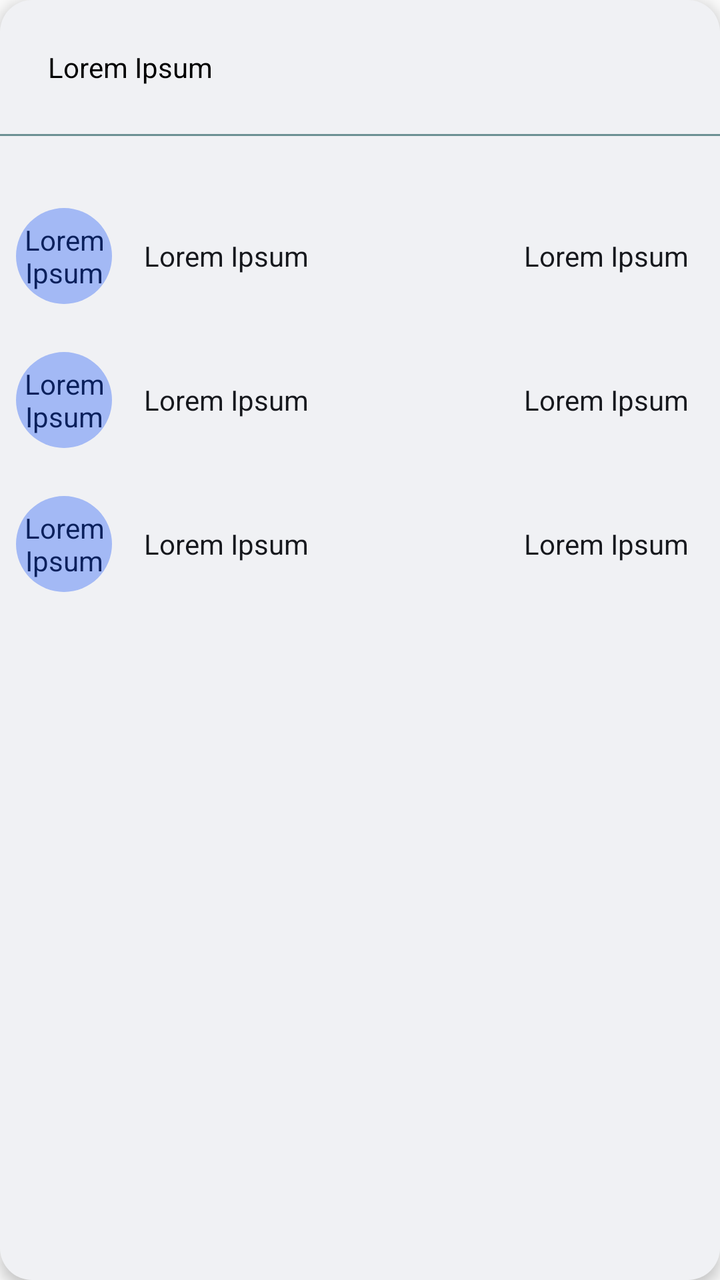
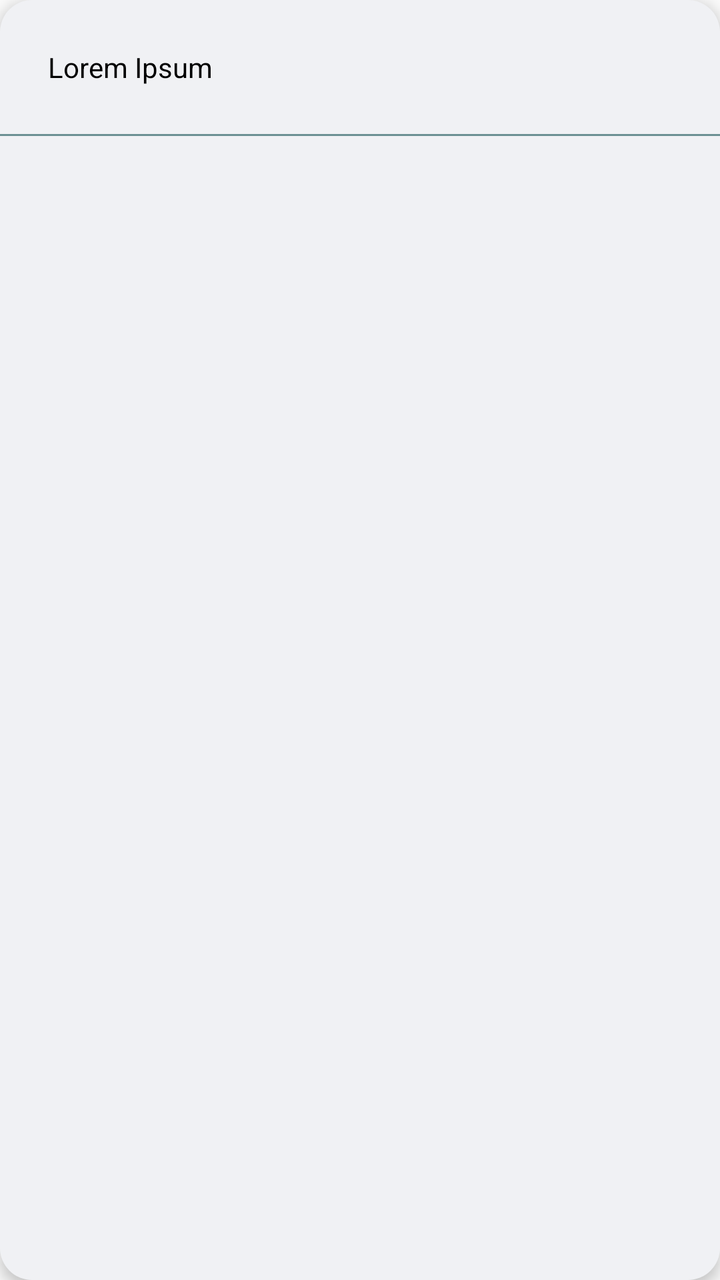

Before-and-after screenshots of an Android layout around one commit, followed by the original layout XML and the change that was made.
<!-- AndroidManifest.xml: application theme Theme.MangaCheck -->
<!-- res/layout/reading_list_category.xml -->
<?xml version="1.0" encoding="utf-8"?>
<LinearLayout
    xmlns:android="http://schemas.android.com/apk/res/android"
    xmlns:app="http://schemas.android.com/apk/res-auto"
    android:layout_width="match_parent"
    android:layout_height="wrap_content"
    android:background="@drawable/basic_surface"
    android:elevation="@dimen/U_half"
    android:orientation="vertical"
    android:layout_marginTop="@dimen/U_2">

    <TextView
        android:id="@+id/status"
        android:layout_width="match_parent"
        android:layout_height="wrap_content"
        android:layout_marginHorizontal="@dimen/U_3"
        android:layout_marginTop="@dimen/U_3"
        android:text="@string/missing"
        android:textColor="@color/black"
        app:layout_constraintEnd_toEndOf="parent"
        app:layout_constraintStart_toStartOf="parent"
        app:layout_constraintTop_toTopOf="parent" />

    <View
        android:id="@+id/horizontal_straight_line"
        android:layout_width="match_parent"
        android:layout_height="@dimen/U_min"
        android:layout_marginTop="@dimen/U_3"
        android:layout_marginBottom="@dimen/U_3"
        android:background="@drawable/horizontal_straight_line"
        app:layout_constraintEnd_toEndOf="parent"
        app:layout_constraintStart_toStartOf="parent"
        app:layout_constraintTop_toTopOf="parent" />

    <include layout="@layout/reading_list_entry" />

    <include layout="@layout/reading_list_entry" />

    <include layout="@layout/reading_list_entry" />
</LinearLayout>
<!-- res/layout/reading_list_entry.xml (included above) -->
<?xml version="1.0" encoding="utf-8"?>
<LinearLayout
    xmlns:android="http://schemas.android.com/apk/res/android"
    android:orientation="horizontal"
    android:layout_width="match_parent"
    android:layout_height="@dimen/U_7"
    android:layout_marginBottom="@dimen/U_1"
    android:layout_marginTop="@dimen/U_1"
    >

    <TextView
        android:id="@+id/letter_circle"
        android:layout_width="@dimen/U_6"
        android:layout_height="@dimen/U_6"
        android:background="@drawable/reading_list_circle"
        android:layout_gravity="center"
        android:textColor="?colorOnPrimaryContainer"
        android:text="@string/missing"
        android:gravity="center"
        android:layout_marginStart="@dimen/U_1"
        />

    <TextView
        android:id="@+id/manga_name"
        android:layout_width="wrap_content"
        android:layout_height="wrap_content"
        android:text="@string/missing"
        android:textColor="?colorOnSurface"
        android:layout_gravity="center"
        android:layout_marginStart="@dimen/U_2"
        />
    <TextView
        android:id="@+id/chapter"
        android:layout_width="match_parent"
        android:layout_height="wrap_content"
        android:text="@string/missing"
        android:textColor="?colorOnSurface"
        android:layout_gravity="center"
        android:gravity="end"
        android:layout_marginEnd="@dimen/U_2"
        />

</LinearLayout>
<!-- resources referenced by this layout -->
<resources>
  <color name="black">#FF000000</color>
  <dimen name="U_1">8dp</dimen>
  <dimen name="U_2">16dp</dimen>
  <dimen name="U_3">24dp</dimen>
  <dimen name="U_6">48dp</dimen>
  <dimen name="U_7">56dp</dimen>
  <dimen name="U_half">4dp</dimen>
  <dimen name="U_min">1dp</dimen>
  <!-- drawable basic_surface (drawable) -->
  <?xml version="1.0" encoding="utf-8"?>
  <shape xmlns:android="http://schemas.android.com/apk/res/android"
      android:shape="rectangle">
      <solid android:color="?colorSurface" />
      <corners android:radius="@dimen/U_2" />
  </shape>
  <!-- drawable horizontal_straight_line (drawable) -->
  <?xml version="1.0" encoding="utf-8"?>
  <shape xmlns:android="http://schemas.android.com/apk/res/android"
      android:shape="rectangle">
      <solid android:color="?colorOutline" />
  </shape>
  <!-- drawable reading_list_circle (drawable) -->
  <?xml version="1.0" encoding="utf-8"?>
  <selector xmlns:android="http://schemas.android.com/apk/res/android">
      <item>
          <shape android:shape="oval">
              <solid android:color="?colorPrimaryContainer" />
          </shape>
      </item>
  </selector>
  <string name="missing">Lorem Ipsum</string>
  <color name="primary_35">#1038A2</color>
  <color name="primary_80">#A3B9F5</color>
  <color name="white">#FFFFFFFF</color>
  <color name="primary_20">#0A205C</color>
  <color name="secondary_35">#0A9FA9</color>
  <color name="secondary_80">#9FF4F9</color>
  <color name="secondary_20">#065B60</color>
  <color name="tertiary_35">#3D4C76</color>
  <color name="tertiary_80">#BCC4DC</color>
  <color name="tertiary_20">#232B43</color>
  <color name="error_35">#B22200</color>
  <color name="error_80">#FFAC99</color>
  <color name="error_20">#661300</color>
  <color name="Natural_80">#C4C9D4</color>
  <color name="Natural_10">#16181D</color>
  <color name="Natural_95">#F0F1F4</color>
  <color name="Natural_20">#2B303B</color>
  <color name="VNatural_90">#E2E9E9</color>
  <color name="VNatural_30">#415658</color>
  <color name="VNatural_50">#6C9093</color>
  <color name="VNatural_80">#C4D3D4</color>
  <style name="mySpinnerItemSelectedStyle" parent="@android:style/Widget.Holo.TextView.SpinnerItem">
          <item name="android:textColor">@color/black</item>
      </style>
  <!-- unchanged entries left out for length: 1 -->
</resources>

<!-- the commit's change to res/layout/reading_list_category.xml (unified diff, before → after) -->
@@ -32,53 +32,11 @@
         app:layout_constraintStart_toStartOf="parent"
         app:layout_constraintTop_toTopOf="parent" />
 
-    <include layout="@layout/reading_list_entry" />
-
-    <include layout="@layout/reading_list_entry" />
-
-    <include layout="@layout/reading_list_entry" />
-</LinearLayout>
-<!-- res/layout/reading_list_entry.xml (included above) -->
-<?xml version="1.0" encoding="utf-8"?>
-<LinearLayout
-    xmlns:android="http://schemas.android.com/apk/res/android"
-    android:orientation="horizontal"
-    android:layout_width="match_parent"
-    android:layout_height="@dimen/U_7"
-    android:layout_marginBottom="@dimen/U_1"
-    android:layout_marginTop="@dimen/U_1"
-    >
-
-    <TextView
-        android:id="@+id/letter_circle"
-        android:layout_width="@dimen/U_6"
-        android:layout_height="@dimen/U_6"
-        android:background="@drawable/reading_list_circle"
-        android:layout_gravity="center"
-        android:textColor="?colorOnPrimaryContainer"
-        android:text="@string/missing"
-        android:gravity="center"
-        android:layout_marginStart="@dimen/U_1"
-        />
-
-    <TextView
-        android:id="@+id/manga_name"
-        android:layout_width="wrap_content"
-        android:layout_height="wrap_content"
-        android:text="@string/missing"
-        android:textColor="?colorOnSurface"
-        android:layout_gravity="center"
-        android:layout_marginStart="@dimen/U_2"
-        />
-    <TextView
-        android:id="@+id/chapter"
+    <LinearLayout
+        android:id="@+id/reading_container"
         android:layout_width="match_parent"
         android:layout_height="wrap_content"
-        android:text="@string/missing"
-        android:textColor="?colorOnSurface"
-        android:layout_gravity="center"
-        android:gravity="end"
-        android:layout_marginEnd="@dimen/U_2"
-        />
-
+        android:orientation="vertical"
+        android:divider="@drawable/empty_space"
+        android:showDividers="middle|end"/>
 </LinearLayout>
<!-- resource entries referenced after the edit -->
@@ -4,8 +4,6 @@
   <dimen name="U_1">8dp</dimen>
   <dimen name="U_2">16dp</dimen>
   <dimen name="U_3">24dp</dimen>
-  <dimen name="U_6">48dp</dimen>
-  <dimen name="U_7">56dp</dimen>
   <dimen name="U_half">4dp</dimen>
   <dimen name="U_min">1dp</dimen>
   <!-- drawable basic_surface (drawable) -->
@@ -15,21 +13,19 @@
       <solid android:color="?colorSurface" />
       <corners android:radius="@dimen/U_2" />
   </shape>
+  <!-- drawable empty_space (drawable) -->
+  <?xml version="1.0" encoding="utf-8"?>
+  <shape xmlns:android="http://schemas.android.com/apk/res/android">
+      <size
+          android:height="@dimen/U_1"
+          android:width="0dp"/>
+  </shape>
   <!-- drawable horizontal_straight_line (drawable) -->
   <?xml version="1.0" encoding="utf-8"?>
   <shape xmlns:android="http://schemas.android.com/apk/res/android"
       android:shape="rectangle">
       <solid android:color="?colorOutline" />
   </shape>
-  <!-- drawable reading_list_circle (drawable) -->
-  <?xml version="1.0" encoding="utf-8"?>
-  <selector xmlns:android="http://schemas.android.com/apk/res/android">
-      <item>
-          <shape android:shape="oval">
-              <solid android:color="?colorPrimaryContainer" />
-          </shape>
-      </item>
-  </selector>
   <string name="missing">Lorem Ipsum</string>
   <color name="primary_35">#1038A2</color>
   <color name="primary_80">#A3B9F5</color>
